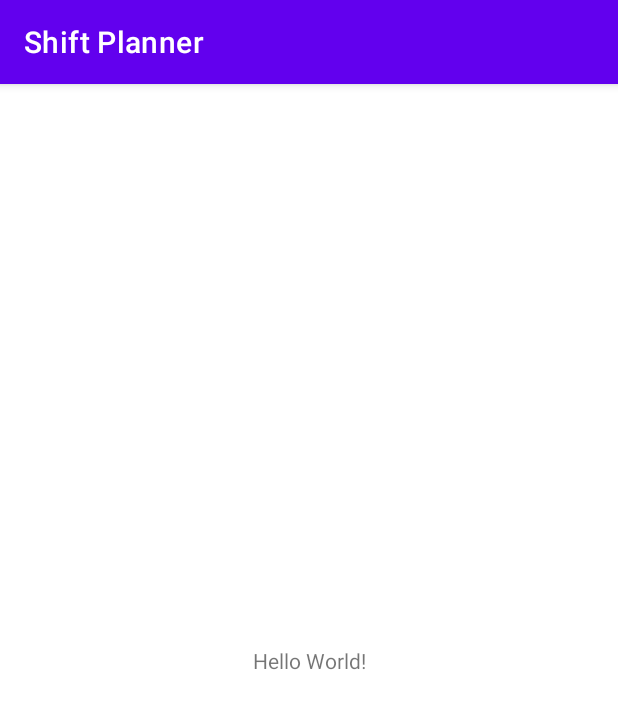
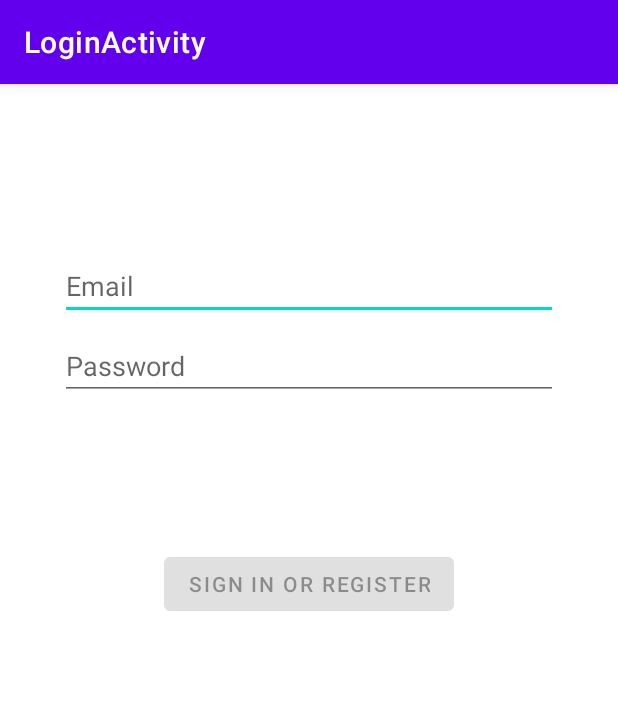
Before and after one commit to Krissi97/ShiftPlannerRepo, an Android app: the screen it shows after launch (LoginActivity), on a phone screen of 412 x 824 dp. Shown: the top 709 px of the screen. Run offline under Robolectric (Android 15) with nearby library versions, the phone set to English and light mode, and no system bars.

Commit message:
Login Activity xml

```diff
--- a/app/src/main/java/com/example/shiftplanner/LoginActivity.java
+++ /dev/null
@@ -1,24 +0,0 @@
-package com.example.shiftplanner;
-
-import androidx.appcompat.app.AppCompatActivity;
-
-import android.os.Bundle;
-
-import com.google.firebase.auth.FirebaseAuth;
-
-import static java.sql.DriverManager.println;
-
-public class LoginActivity extends AppCompatActivity {
-
-    @Override
-    protected void onCreate(Bundle savedInstanceState) {
-        super.onCreate(savedInstanceState);
-        setContentView(R.layout.login_activity);
-        println("Hello");
-    }
-}
-//HuiBuh
-//Samu Test
-//Samu Test2
-//Samu Test3
-//Samu Push
--- /dev/null
+++ b/app/src/main/java/com/example/shiftplanner/data/LoginRepository.java
@@ -0,0 +1,54 @@
+package com.example.shiftplanner.data;
+
+import com.example.shiftplanner.data.model.LoggedInUser;
+
+/**
+ * Class that requests authentication and user information from the remote data source and
+ * maintains an in-memory cache of login status and user credentials information.
+ */
+public class LoginRepository {
+
+    private static volatile LoginRepository instance;
+
+    private LoginDataSource dataSource;
+
+    // If user credentials will be cached in local storage, it is recommended it be encrypted
+    // @see https://developer.android.com/training/articles/keystore
+    private LoggedInUser user = null;
+
+    // private constructor : singleton access
+    private LoginRepository(LoginDataSource dataSource) {
+        this.dataSource = dataSource;
+    }
+
+    public static LoginRepository getInstance(LoginDataSource dataSource) {
+        if (instance == null) {
+            instance = new LoginRepository(dataSource);
+        }
+        return instance;
+    }
+
+    public boolean isLoggedIn() {
+        return user != null;
+    }
+
+    public void logout() {
+        user = null;
+        dataSource.logout();
+    }
+
+    private void setLoggedInUser(LoggedInUser user) {
+        this.user = user;
+        // If user credentials will be cached in local storage, it is recommended it be encrypted
+        // @see https://developer.android.com/training/articles/keystore
+    }
+
+    public Result<LoggedInUser> login(String username, String password) {
+        // handle login
+        Result<LoggedInUser> result = dataSource.login(username, password);
+        if (result instanceof Result.Success) {
+            setLoggedInUser(((Result.Success<LoggedInUser>) result).getData());
+        }
+        return result;
+    }
+}
--- /dev/null
+++ b/app/src/main/java/com/example/shiftplanner/ui/login/LoginActivity.java
@@ -0,0 +1,136 @@
+package com.example.shiftplanner.ui.login;
+
+import android.app.Activity;
+
+import androidx.lifecycle.Observer;
+import androidx.lifecycle.ViewModelProvider;
+
+import android.os.Bundle;
+
+import androidx.annotation.Nullable;
+import androidx.annotation.StringRes;
+import androidx.appcompat.app.AppCompatActivity;
+
+import android.text.Editable;
+import android.text.TextWatcher;
+import android.view.KeyEvent;
+import android.view.View;
+import android.view.inputmethod.EditorInfo;
+import android.widget.Button;
+import android.widget.EditText;
+import android.widget.ProgressBar;
+import android.widget.TextView;
+import android.widget.Toast;
+
+import com.example.shiftplanner.R;
+import com.example.shiftplanner.ui.login.LoginViewModel;
+import com.example.shiftplanner.ui.login.LoginViewModelFactory;
+import com.example.shiftplanner.databinding.ActivityLoginBinding;
+
+public class LoginActivity extends AppCompatActivity {
+
+    private LoginViewModel loginViewModel;
+    private ActivityLoginBinding binding;
+
+    @Override
+    public void onCreate(Bundle savedInstanceState) {
+        super.onCreate(savedInstanceState);
+
+        binding = ActivityLoginBinding.inflate(getLayoutInflater());
+        setContentView(binding.getRoot());
+
+        loginViewModel = new ViewModelProvider(this, new LoginViewModelFactory())
+                .get(LoginViewModel.class);
+
+        final EditText usernameEditText = binding.username;
+        final EditText passwordEditText = binding.password;
+        final Button loginButton = binding.login;
+        final ProgressBar loadingProgressBar = binding.loading;
+
+        loginViewModel.getLoginFormState().observe(this, new Observer<LoginFormState>() {
+            @Override
+            public void onChanged(@Nullable LoginFormState loginFormState) {
+                if (loginFormState == null) {
+                    return;
+                }
+                loginButton.setEnabled(loginFormState.isDataValid());
+                if (loginFormState.getUsernameError() != null) {
+                    usernameEditText.setError(getString(loginFormState.getUsernameError()));
+                }
+                if (loginFormState.getPasswordError() != null) {
+                    passwordEditText.setError(getString(loginFormState.getPasswordError()));
+                }
+            }
+        });
+
+        loginViewModel.getLoginResult().observe(this, new Observer<LoginResult>() {
+            @Override
+            public void onChanged(@Nullable LoginResult loginResult) {
+                if (loginResult == null) {
+                    return;
+                }
+                loadingProgressBar.setVisibility(View.GONE);
+                if (loginResult.getError() != null) {
+                    showLoginFailed(loginResult.getError());
+                }
+                if (loginResult.getSuccess() != null) {
+                    updateUiWithUser(loginResult.getSuccess());
+                }
+                setResult(Activity.RESULT_OK);
+
+                //Complete and destroy login activity once successful
+                finish();
+            }
+        });
+
+        TextWatcher afterTextChangedListener = new TextWatcher() {
+            @Override
+            public void beforeTextChanged(CharSequence s, int start, int count, int after) {
+                // ignore
+            }
+
+            @Override
+            public void onTextChanged(CharSequence s, int start, int before, int count) {
+                // ignore
+            }
+
+            @Override
+            public void afterTextChanged(Editable s) {
+                loginViewModel.loginDataChanged(usernameEditText.getText().toString(),
+                        passwordEditText.getText().toString());
+            }
+        };
+        usernameEditText.addTextChangedListener(afterTextChangedListener);
+        passwordEditText.addTextChangedListener(afterTextChangedListener);
+        passwordEditText.setOnEditorActionListener(new TextView.OnEditorActionListener() {
+
+            @Override
+            public boolean onEditorAction(TextView v, int actionId, KeyEvent event) {
+                if (actionId == EditorInfo.IME_ACTION_DONE) {
+                    loginViewModel.login(usernameEditText.getText().toString(),
+                            passwordEditText.getText().toString());
+                }
+                return false;
+            }
+        });
+
+        loginButton.setOnClickListener(new View.OnClickListener() {
+            @Override
+            public void onClick(View v) {
+                loadingProgressBar.setVisibility(View.VISIBLE);
+                loginViewModel.login(usernameEditText.getText().toString(),
+                        passwordEditText.getText().toString());
+            }
+        });
+    }
+
+    private void updateUiWithUser(LoggedInUserView model) {
+        String welcome = getString(R.string.welcome) + model.getDisplayName();
+        // TODO : initiate successful logged in experience
+        Toast.makeText(getApplicationContext(), welcome, Toast.LENGTH_LONG).show();
+    }
+
+    private void showLoginFailed(@StringRes Integer errorString) {
+        Toast.makeText(getApplicationContext(), errorString, Toast.LENGTH_SHORT).show();
+    }
+}
--- /dev/null
+++ b/app/src/main/java/com/example/shiftplanner/ui/login/LoginViewModel.java
@@ -0,0 +1,70 @@
+package com.example.shiftplanner.ui.login;
+
+import androidx.lifecycle.LiveData;
+import androidx.lifecycle.MutableLiveData;
+import androidx.lifecycle.ViewModel;
+
+import android.util.Patterns;
+
+import com.example.shiftplanner.data.LoginRepository;
+import com.example.shiftplanner.data.Result;
+import com.example.shiftplanner.data.model.LoggedInUser;
+import com.example.shiftplanner.R;
+
+public class LoginViewModel extends ViewModel {
+
+    private MutableLiveData<LoginFormState> loginFormState = new MutableLiveData<>();
+    private MutableLiveData<LoginResult> loginResult = new MutableLiveData<>();
+    private LoginRepository loginRepository;
+
+    LoginViewModel(LoginRepository loginRepository) {
+        this.loginRepository = loginRepository;
+    }
+
+    LiveData<LoginFormState> getLoginFormState() {
+        return loginFormState;
+    }
+
+    LiveData<LoginResult> getLoginResult() {
+        return loginResult;
+    }
+
+    public void login(String username, String password) {
+        // can be launched in a separate asynchronous job
+        Result<LoggedInUser> result = loginRepository.login(username, password);
+
+        if (result instanceof Result.Success) {
+            LoggedInUser data = ((Result.Success<LoggedInUser>) result).getData();
+            loginResult.setValue(new LoginResult(new LoggedInUserView(data.getDisplayName())));
+        } else {
+            loginResult.setValue(new LoginResult(R.string.login_failed));
+        }
+    }
+
+    public void loginDataChanged(String username, String password) {
+        if (!isUserNameValid(username)) {
+            loginFormState.setValue(new LoginFormState(R.string.invalid_username, null));
+        } else if (!isPasswordValid(password)) {
+            loginFormState.setValue(new LoginFormState(null, R.string.invalid_password));
+        } else {
+            loginFormState.setValue(new LoginFormState(true));
+        }
+    }
+
+    // A placeholder username validation check
+    private boolean isUserNameValid(String username) {
+        if (username == null) {
+            return false;
+        }
+        if (username.contains("@")) {
+            return Patterns.EMAIL_ADDRESS.matcher(username).matches();
+        } else {
+            return !username.trim().isEmpty();
+        }
+    }
+
+    // A placeholder password validation check
+    private boolean isPasswordValid(String password) {
+        return password != null && password.trim().length() > 5;
+    }
+}
--- /dev/null
+++ b/app/src/main/java/com/example/shiftplanner/ui/login/LoginViewModelFactory.java
@@ -0,0 +1,26 @@
+package com.example.shiftplanner.ui.login;
+
+import androidx.lifecycle.ViewModel;
+import androidx.lifecycle.ViewModelProvider;
+import androidx.annotation.NonNull;
+
+import com.example.shiftplanner.data.LoginDataSource;
+import com.example.shiftplanner.data.LoginRepository;
+
+/**
+ * ViewModel provider factory to instantiate LoginViewModel.
+ * Required given LoginViewModel has a non-empty constructor
+ */
+public class LoginViewModelFactory implements ViewModelProvider.Factory {
+
+    @NonNull
+    @Override
+    @SuppressWarnings("unchecked")
+    public <T extends ViewModel> T create(@NonNull Class<T> modelClass) {
+        if (modelClass.isAssignableFrom(LoginViewModel.class)) {
+            return (T) new LoginViewModel(LoginRepository.getInstance(new LoginDataSource()));
+        } else {
+            throw new IllegalArgumentException("Unknown ViewModel class");
+        }
+    }
+}
--- /dev/null
+++ b/app/src/main/res/layout/activity_login.xml
@@ -0,0 +1,78 @@
+<?xml version="1.0" encoding="utf-8"?>
+<androidx.constraintlayout.widget.ConstraintLayout xmlns:android="http://schemas.android.com/apk/res/android"
+    xmlns:app="http://schemas.android.com/apk/res-auto"
+    xmlns:tools="http://schemas.android.com/tools"
+    android:id="@+id/container"
+    android:layout_width="match_parent"
+    android:layout_height="match_parent"
+    android:paddingLeft="@dimen/activity_horizontal_margin"
+    android:paddingTop="@dimen/activity_vertical_margin"
+    android:paddingRight="@dimen/activity_horizontal_margin"
+    android:paddingBottom="@dimen/activity_vertical_margin"
+    tools:context=".ui.login.LoginActivity">
+
+    <EditText
+        android:id="@+id/username"
+        android:layout_width="0dp"
+        android:layout_height="wrap_content"
+        android:layout_marginStart="24dp"
+        android:layout_marginTop="96dp"
+        android:layout_marginEnd="24dp"
+        android:autofillHints="@string/prompt_email"
+        android:hint="@string/prompt_email"
+        android:inputType="textEmailAddress"
+        android:selectAllOnFocus="true"
+        app:layout_constraintEnd_toEndOf="parent"
+        app:layout_constraintStart_toStartOf="parent"
+        app:layout_constraintTop_toTopOf="parent" />
+
+    <EditText
+        android:id="@+id/password"
+        android:layout_width="0dp"
+        android:layout_height="wrap_content"
+        android:layout_marginStart="24dp"
+        android:layout_marginTop="8dp"
+        android:layout_marginEnd="24dp"
+        android:autofillHints="@string/prompt_password"
+        android:hint="@string/prompt_password"
+        android:imeActionLabel="@string/action_sign_in_short"
+        android:imeOptions="actionDone"
+        android:inputType="textPassword"
+        android:selectAllOnFocus="true"
+        app:layout_constraintEnd_toEndOf="parent"
+        app:layout_constraintStart_toStartOf="parent"
+        app:layout_constraintTop_toBottomOf="@+id/username" />
+
+    <Button
+        android:id="@+id/login"
+        android:layout_width="wrap_content"
+        android:layout_height="wrap_content"
+        android:layout_gravity="start"
+        android:layout_marginStart="48dp"
+        android:layout_marginTop="16dp"
+        android:layout_marginEnd="48dp"
+        android:layout_marginBottom="64dp"
+        android:enabled="false"
+        android:text="@string/action_sign_in"
+        app:layout_constraintBottom_toBottomOf="parent"
+        app:layout_constraintEnd_toEndOf="parent"
+        app:layout_constraintStart_toStartOf="parent"
+        app:layout_constraintTop_toBottomOf="@+id/password"
+        app:layout_constraintVertical_bias="0.2" />
+
+    <ProgressBar
+        android:id="@+id/loading"
+        android:layout_width="wrap_content"
+        android:layout_height="wrap_content"
+        android:layout_gravity="center"
+        android:layout_marginStart="32dp"
+        android:layout_marginTop="64dp"
+        android:layout_marginEnd="32dp"
+        android:layout_marginBottom="64dp"
+        android:visibility="gone"
+        app:layout_constraintBottom_toBottomOf="parent"
+        app:layout_constraintEnd_toEndOf="@+id/password"
+        app:layout_constraintStart_toStartOf="@+id/password"
+        app:layout_constraintTop_toTopOf="parent"
+        app:layout_constraintVertical_bias="0.3" />
+</androidx.constraintlayout.widget.ConstraintLayout>
--- a/app/src/main/res/layout/login_activity.xml
+++ b/app/src/main/res/layout/activity_main.xml
@@ -4,7 +4,7 @@
     xmlns:tools="http://schemas.android.com/tools"
     android:layout_width="match_parent"
     android:layout_height="match_parent"
-    tools:context=".LoginActivity">
+    tools:context=".MainActivity">
 
     <TextView
         android:id="@+id/helloworld"
--- a/app/src/main/res/values/strings.xml
+++ b/app/src/main/res/values/strings.xml
@@ -14,4 +14,13 @@
     <string name="title_activity_statistic">StatisticActivity</string>
     <string name="tab_text_1">Tab 1</string>
     <string name="tab_text_2">Tab 2</string>
+    <string name="title_activity_login">LoginActivity</string>
+    <string name="prompt_email">Email</string>
+    <string name="prompt_password">Password</string>
+    <string name="action_sign_in">Sign in or register</string>
+    <string name="action_sign_in_short">Sign in</string>
+    <string name="welcome">"Welcome !"</string>
+    <string name="invalid_username">Not a valid username</string>
+    <string name="invalid_password">Password must be >5 characters</string>
+    <string name="login_failed">"Login failed"</string>
 </resources>
```
Also changed, not shown: app/build.gradle (+6 -3 lines), app/src/main/AndroidManifest.xml (+17 -7 lines), app/src/main/java/com/example/shiftplanner/MainActivity.java (added, +32 -0 lines), app/src/main/java/com/example/shiftplanner/activity_manager/ActivityManager.java (+6 -4 lines), app/src/main/java/com/example/shiftplanner/data/LoginDataSource.java (added, +29 -0 lines), app/src/main/java/com/example/shiftplanner/data/Result.java (added, +48 -0 lines), app/src/main/java/com/example/shiftplanner/data/model/LoggedInUser.java (added, +23 -0 lines), app/src/main/java/com/example/shiftplanner/ui/login/LoggedInUserView.java (added, +17 -0 lines), app/src/main/java/com/example/shiftplanner/ui/login/LoginFormState.java (added, +40 -0 lines), app/src/main/java/com/example/shiftplanner/ui/login/LoginResult.java (added, +31 -0 lines).
